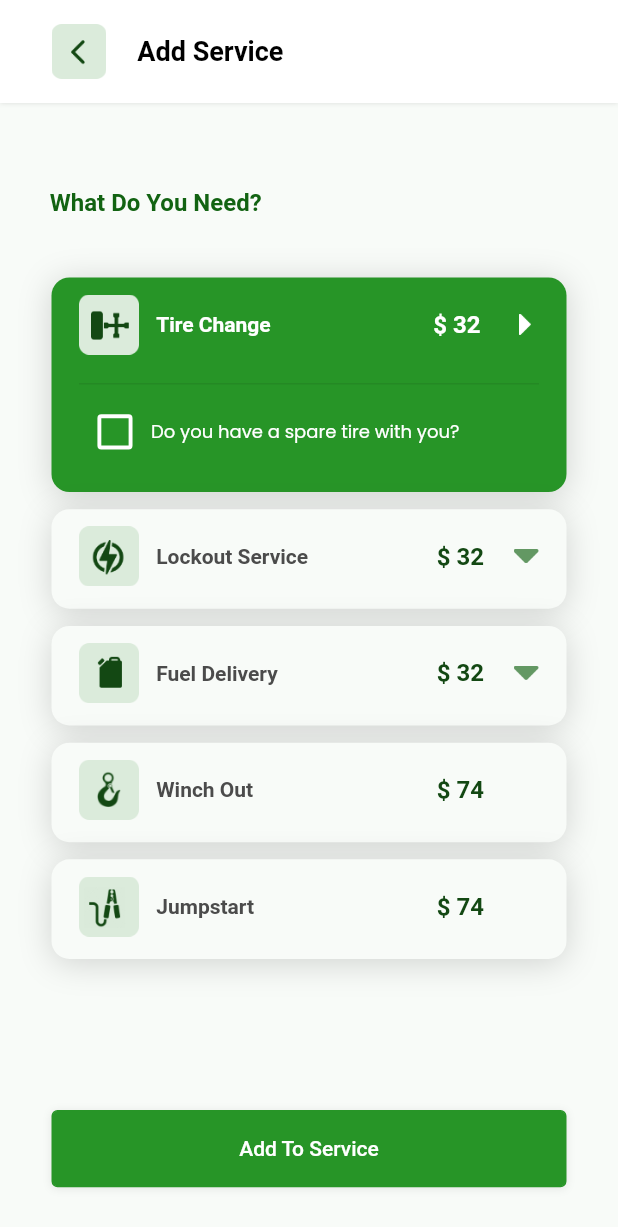
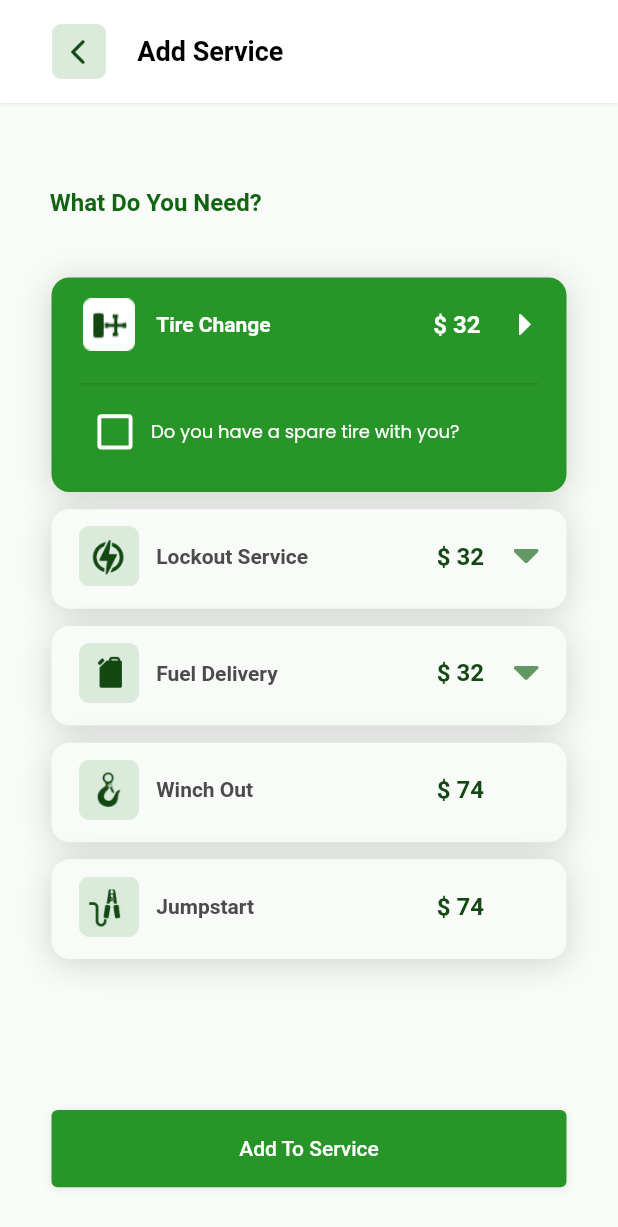
Before and after one commit to App-Jinn-byte/quick_tow_trucker, a Flutter app: the AddServiceScreen screen opened by its route, after a tap on "Tire Change", on a phone screen of 412 x 824 dp. Shown: the top 1227 px of the screen. Run offline on Flutter 3.47's test engine with Material 2 defaults, Android fonts, the phone set to English and light mode, and no system bars; our stand-ins replace connectivity, dio, flutter_rating_bar, fluttertoast, google_maps_flutter, lottie and 1 more; missing offline and left inert: date_time_format; accounts and stored records are empty; Roboto replaces fonts that are missing (Poppins-Light, Poppins-Medium).

Commit message:
Client Feedback UI Changes implemented

```diff
--- a/lib/screens/main_home_screens/add_service_screens/add_service_screen.dart
+++ b/lib/screens/main_home_screens/add_service_screens/add_service_screen.dart
@@ -109,7 +109,13 @@ class _AddServiceScreenState extends State<AddServiceScreen> {
                             children: [
                               Row(
                                 children: [
-                                  Image.asset(
+                                  isTireChangeDropDownOpened
+                                      ? Image.asset(
+                                          "assets/png/white_tire_change_icon@3x.png",
+                                          height: sizes!.heightRatio * 35.0,
+                                          width: sizes!.widthRatio * 35.0,
+                                        )
+                                      : Image.asset(
                                           "assets/png/tire_change_icon@2x.png",
                                           height: sizes!.heightRatio * 35.0,
                                           width: sizes!.widthRatio * 35.0,
@@ -267,7 +273,13 @@ class _AddServiceScreenState extends State<AddServiceScreen> {
                             children: [
                               Row(
                                 children: [
-                                  Image.asset(
+                                  isLockoutServiceDropDownOpened
+                                      ? Image.asset(
+                                          "assets/png/white_lockout_icon@3x.png",
+                                          height: sizes!.heightRatio * 35.0,
+                                          width: sizes!.widthRatio * 35.0,
+                                        )
+                                      : Image.asset(
                                           "assets/png/lockout_service_icon@2x.png",
                                           height: sizes!.heightRatio * 35.0,
                                           width: sizes!.widthRatio * 35.0,
@@ -426,7 +438,13 @@ class _AddServiceScreenState extends State<AddServiceScreen> {
                             children: [
                               Row(
                                 children: [
-                                  Image.asset(
+                                  isFuelDeliveryDropDownOpened
+                                      ? Image.asset(
+                                          "assets/png/white_fuel_icon@3x.png",
+                                          height: sizes!.heightRatio * 35.0,
+                                          width: sizes!.widthRatio * 35.0,
+                                        )
+                                      : Image.asset(
                                           "assets/png/fuel_delivery_icon@2x.png",
                                           height: sizes!.heightRatio * 35.0,
                                           width: sizes!.widthRatio * 35.0,
@@ -583,7 +601,13 @@ class _AddServiceScreenState extends State<AddServiceScreen> {
                                 mainAxisAlignment:
                                     MainAxisAlignment.spaceBetween,
                                 children: [
-                                  Image.asset(
+                                  isWinchOutSelected
+                                      ? Image.asset(
+                                          "assets/png/white_winch_out_icon@3x.png",
+                                          height: sizes!.heightRatio * 35.0,
+                                          width: sizes!.widthRatio * 35.0,
+                                        )
+                                      : Image.asset(
                                           "assets/png/winch_out_icon@2x.png",
                                           height: sizes!.heightRatio * 35.0,
                                           width: sizes!.widthRatio * 35.0,
@@ -664,7 +688,13 @@ class _AddServiceScreenState extends State<AddServiceScreen> {
                                 mainAxisAlignment:
                                     MainAxisAlignment.spaceBetween,
                                 children: [
-                                  Image.asset(
+                                  isJumpstartSelected
+                                      ? Image.asset(
+                                          "assets/png/white_jumpstart_icon@3x.png",
+                                          height: sizes!.heightRatio * 35.0,
+                                          width: sizes!.widthRatio * 35.0,
+                                        )
+                                      : Image.asset(
                                           "assets/png/jumpstart_icon@2x.png",
                                           height: sizes!.heightRatio * 35.0,
                                           width: sizes!.widthRatio * 35.0,
```
Also changed, not shown: assets/png/white_fuel_icon.png (added), assets/png/white_fuel_icon@2x.png (added), assets/png/white_fuel_icon@3x.png (added), assets/png/white_jumpstart_icon.png (added), assets/png/white_jumpstart_icon@2x.png (added), assets/png/white_jumpstart_icon@3x.png (added), assets/png/white_lockout_icon.png (added), assets/png/white_lockout_icon@2x.png (added), assets/png/white_lockout_icon@3x.png (added), assets/png/white_tire_change_icon.png (added), assets/png/white_tire_change_icon@2x.png (added), assets/png/white_tire_change_icon@3x.png (added), assets/png/white_winch_out_icon.png (added), assets/png/white_winch_out_icon@2x.png (added), 1 more files. Lines whose indentation alone changed are shown as unchanged.
